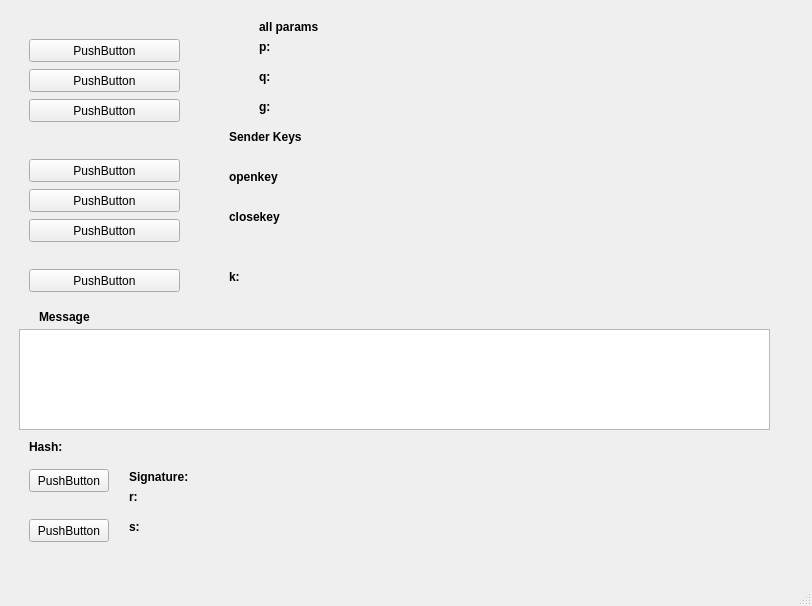
This is GUI/MainWindow.ui in atom20000/DSA as Qt 5 draws it before an edit. The edited form follows.
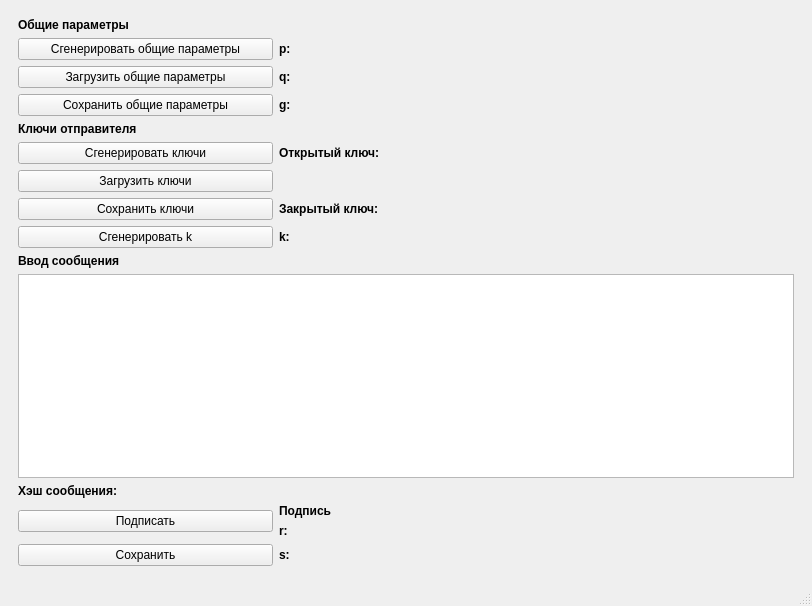
This is the edited form. The open tabs and pages were chosen to show the change.

Commit message: Finish design

```diff
--- a/GUI/MainWindow.ui
+++ b/GUI/MainWindow.ui
@@ -14,7 +14,7 @@
    <string>MainWindow</string>
   </property>
   <widget class="QWidget" name="centralwidget">
-   <layout class="QGridLayout" name="gridLayout">
+   <layout class="QGridLayout" name="gridLayout_4">
     <item row="0" column="0">
      <widget class="QStackedWidget" name="stackedWidget">
       <property name="currentIndex">
@@ -39,28 +39,9 @@
        </layout>
       </widget>
       <widget class="QWidget" name="pageSender">
-       <widget class="QPushButton" name="generateParamsButton">
-        <property name="geometry">
-         <rect>
-          <x>20</x>
-          <y>30</y>
-          <width>151</width>
-          <height>23</height>
-         </rect>
-        </property>
-        <property name="text">
-         <string>PushButton</string>
-        </property>
-       </widget>
-       <widget class="QLabel" name="p_sender">
-        <property name="geometry">
-         <rect>
-          <x>250</x>
-          <y>30</y>
-          <width>501</width>
-          <height>16</height>
-         </rect>
-        </property>
+       <layout class="QGridLayout" name="gridLayout_3">
+        <item row="9" column="0" colspan="3">
+         <widget class="QLabel" name="senderMessage">
         <property name="sizePolicy">
          <sizepolicy hsizetype="Preferred" vsizetype="Preferred">
           <horstretch>0</horstretch>
@@ -77,18 +58,19 @@
          <number>-2</number>
         </property>
         <property name="text">
-         <string>p:</string>
-        </property>
-       </widget>
+           <string>Ввод сообщения</string>
+          </property>
+         </widget>
+        </item>
+        <item row="5" column="0">
+         <widget class="QPushButton" name="generateKeysButton">
+          <property name="text">
+           <string>Сгенерировать ключи</string>
+          </property>
+         </widget>
+        </item>
+        <item row="2" column="1" colspan="2">
        <widget class="QLabel" name="q_sender">
-        <property name="geometry">
-         <rect>
-          <x>250</x>
-          <y>60</y>
-          <width>511</width>
-          <height>16</height>
-         </rect>
-        </property>
         <property name="sizePolicy">
          <sizepolicy hsizetype="Preferred" vsizetype="Preferred">
           <horstretch>0</horstretch>
@@ -108,97 +90,59 @@
          <string>q:</string>
         </property>
        </widget>
-       <widget class="QLabel" name="g_sender">
-        <property name="geometry">
-         <rect>
-          <x>250</x>
-          <y>90</y>
-          <width>521</width>
-          <height>16</height>
-         </rect>
-        </property>
-        <property name="sizePolicy">
-         <sizepolicy hsizetype="Preferred" vsizetype="Preferred">
-          <horstretch>0</horstretch>
-          <verstretch>0</verstretch>
-         </sizepolicy>
-        </property>
-        <property name="font">
-         <font>
-          <weight>75</weight>
-          <bold>true</bold>
-         </font>
-        </property>
-        <property name="lineWidth">
-         <number>-2</number>
-        </property>
-        <property name="text">
-         <string>g:</string>
-        </property>
-       </widget>
+        </item>
+        <item row="2" column="0">
        <widget class="QPushButton" name="uploadParamsButton">
-        <property name="geometry">
-         <rect>
-          <x>20</x>
-          <y>60</y>
-          <width>151</width>
-          <height>23</height>
-         </rect>
-        </property>
         <property name="text">
-         <string>PushButton</string>
-        </property>
-       </widget>
-       <widget class="QLabel" name="senderParams">
-        <property name="geometry">
-         <rect>
-          <x>250</x>
-          <y>10</y>
-          <width>501</width>
-          <height>16</height>
-         </rect>
-        </property>
-        <property name="sizePolicy">
-         <sizepolicy hsizetype="Preferred" vsizetype="Preferred">
-          <horstretch>0</horstretch>
-          <verstretch>0</verstretch>
-         </sizepolicy>
-        </property>
-        <property name="font">
-         <font>
-          <weight>75</weight>
-          <bold>true</bold>
-         </font>
-        </property>
-        <property name="lineWidth">
-         <number>-2</number>
-        </property>
+           <string>Загрузить общие параметры</string>
+          </property>
+         </widget>
+        </item>
+        <item row="14" column="0">
+         <widget class="QPushButton" name="saveButton">
         <property name="text">
-         <string>all params</string>
-        </property>
-       </widget>
+           <string>Сохранить</string>
+          </property>
+         </widget>
+        </item>
+        <item row="3" column="0">
        <widget class="QPushButton" name="saveParamsButton">
-        <property name="geometry">
-         <rect>
-          <x>20</x>
-          <y>90</y>
-          <width>151</width>
-          <height>23</height>
-         </rect>
-        </property>
+          <property name="text">
+           <string>Сохранить общие параметры</string>
+          </property>
+         </widget>
+        </item>
+        <item row="12" column="0" rowspan="2">
+         <widget class="QPushButton" name="signButton">
         <property name="text">
-         <string>PushButton</string>
-        </property>
-       </widget>
-       <widget class="QLabel" name="senderKeys">
-        <property name="geometry">
-         <rect>
-          <x>220</x>
-          <y>120</y>
-          <width>521</width>
-          <height>16</height>
-         </rect>
-        </property>
+           <string>Подписать</string>
+          </property>
+         </widget>
+        </item>
+        <item row="1" column="1" colspan="2">
+         <widget class="QLabel" name="p_sender">
+          <property name="sizePolicy">
+           <sizepolicy hsizetype="Preferred" vsizetype="Preferred">
+            <horstretch>0</horstretch>
+            <verstretch>0</verstretch>
+           </sizepolicy>
+          </property>
+          <property name="font">
+           <font>
+            <weight>75</weight>
+            <bold>true</bold>
+           </font>
+          </property>
+          <property name="lineWidth">
+           <number>-2</number>
+          </property>
+          <property name="text">
+           <string>p:</string>
+          </property>
+         </widget>
+        </item>
+        <item row="14" column="1" colspan="2">
+         <widget class="QLabel" name="s_sender">
         <property name="sizePolicy">
          <sizepolicy hsizetype="Preferred" vsizetype="Preferred">
           <horstretch>0</horstretch>
@@ -215,18 +159,73 @@
          <number>-2</number>
         </property>
         <property name="text">
-         <string>Sender Keys</string>
-        </property>
-       </widget>
+           <string>s:</string>
+          </property>
+         </widget>
+        </item>
+        <item row="12" column="1" colspan="2">
+         <widget class="QLabel" name="senderSignature">
+          <property name="sizePolicy">
+           <sizepolicy hsizetype="Preferred" vsizetype="Preferred">
+            <horstretch>0</horstretch>
+            <verstretch>0</verstretch>
+           </sizepolicy>
+          </property>
+          <property name="font">
+           <font>
+            <weight>75</weight>
+            <bold>true</bold>
+           </font>
+          </property>
+          <property name="lineWidth">
+           <number>-2</number>
+          </property>
+          <property name="text">
+           <string>Подпись</string>
+          </property>
+         </widget>
+        </item>
+        <item row="1" column="0">
+         <widget class="QPushButton" name="generateParamsButton">
+          <property name="text">
+           <string>Сгенерировать общие параметры</string>
+          </property>
+         </widget>
+        </item>
+        <item row="7" column="0">
+         <widget class="QPushButton" name="saveKeysButton">
+          <property name="text">
+           <string>Сохранить ключи</string>
+          </property>
+         </widget>
+        </item>
+        <item row="10" column="0" colspan="3">
+         <widget class="QTextEdit" name="textMessageSender"/>
+        </item>
+        <item row="13" column="1" colspan="2">
+         <widget class="QLabel" name="r_sender">
+          <property name="sizePolicy">
+           <sizepolicy hsizetype="Preferred" vsizetype="Preferred">
+            <horstretch>0</horstretch>
+            <verstretch>0</verstretch>
+           </sizepolicy>
+          </property>
+          <property name="font">
+           <font>
+            <weight>75</weight>
+            <bold>true</bold>
+           </font>
+          </property>
+          <property name="lineWidth">
+           <number>-2</number>
+          </property>
+          <property name="text">
+           <string>r:</string>
+          </property>
+         </widget>
+        </item>
+        <item row="5" column="1" colspan="2">
        <widget class="QLabel" name="senderPublicKey">
-        <property name="geometry">
-         <rect>
-          <x>220</x>
-          <y>160</y>
-          <width>521</width>
-          <height>16</height>
-         </rect>
-        </property>
         <property name="sizePolicy">
          <sizepolicy hsizetype="Preferred" vsizetype="Preferred">
           <horstretch>0</horstretch>
@@ -243,18 +242,12 @@
          <number>-2</number>
         </property>
         <property name="text">
-         <string>openkey</string>
-        </property>
-       </widget>
-       <widget class="QLabel" name="senderPrivatKey">
-        <property name="geometry">
-         <rect>
-          <x>220</x>
-          <y>200</y>
-          <width>521</width>
-          <height>16</height>
-         </rect>
-        </property>
+           <string>Открытый ключ:</string>
+          </property>
+         </widget>
+        </item>
+        <item row="11" column="0" colspan="3">
+         <widget class="QLabel" name="senderMessageHash">
         <property name="sizePolicy">
          <sizepolicy hsizetype="Preferred" vsizetype="Preferred">
           <horstretch>0</horstretch>
@@ -271,57 +264,48 @@
          <number>-2</number>
         </property>
         <property name="text">
-         <string>closekey</string>
-        </property>
-       </widget>
-       <widget class="QPushButton" name="generateKeysButton">
-        <property name="geometry">
-         <rect>
-          <x>20</x>
-          <y>150</y>
-          <width>151</width>
-          <height>23</height>
-         </rect>
-        </property>
-        <property name="text">
-         <string>PushButton</string>
-        </property>
-       </widget>
+           <string>Хэш сообщения:</string>
+          </property>
+         </widget>
+        </item>
+        <item row="6" column="0">
        <widget class="QPushButton" name="uploadKeysButton">
-        <property name="geometry">
-         <rect>
-          <x>20</x>
-          <y>180</y>
-          <width>151</width>
-          <height>23</height>
-         </rect>
-        </property>
         <property name="text">
-         <string>PushButton</string>
-        </property>
-       </widget>
-       <widget class="QPushButton" name="saveKeysButton">
-        <property name="geometry">
-         <rect>
-          <x>20</x>
-          <y>210</y>
-          <width>151</width>
-          <height>23</height>
-         </rect>
-        </property>
+           <string>Загрузить ключи</string>
+          </property>
+         </widget>
+        </item>
+        <item row="3" column="1" colspan="2">
+         <widget class="QLabel" name="g_sender">
+          <property name="sizePolicy">
+           <sizepolicy hsizetype="Preferred" vsizetype="Preferred">
+            <horstretch>0</horstretch>
+            <verstretch>0</verstretch>
+           </sizepolicy>
+          </property>
+          <property name="font">
+           <font>
+            <weight>75</weight>
+            <bold>true</bold>
+           </font>
+          </property>
+          <property name="lineWidth">
+           <number>-2</number>
+          </property>
         <property name="text">
-         <string>PushButton</string>
-        </property>
-       </widget>
+           <string>g:</string>
+          </property>
+         </widget>
+        </item>
+        <item row="8" column="0">
+         <widget class="QPushButton" name="generateKButton">
+          <property name="text">
+           <string>Сгенерировать k</string>
+          </property>
+         </widget>
+        </item>
+        <item row="8" column="1" colspan="2">
        <widget class="QLabel" name="senderRandK">
-        <property name="geometry">
-         <rect>
-          <x>220</x>
-          <y>260</y>
-          <width>521</width>
-          <height>16</height>
-         </rect>
-        </property>
         <property name="sizePolicy">
          <sizepolicy hsizetype="Preferred" vsizetype="Preferred">
           <horstretch>0</horstretch>
@@ -341,38 +325,31 @@
          <string>k:</string>
         </property>
        </widget>
-       <widget class="QPushButton" name="generateKButton">
-        <property name="geometry">
-         <rect>
-          <x>20</x>
-          <y>260</y>
-          <width>151</width>
-          <height>23</height>
-         </rect>
-        </property>
-        <property name="text">
-         <string>PushButton</string>
-        </property>
-       </widget>
-       <widget class="QTextEdit" name="textMessageSender">
-        <property name="geometry">
-         <rect>
-          <x>10</x>
-          <y>320</y>
-          <width>751</width>
-          <height>101</height>
-         </rect>
-        </property>
-       </widget>
-       <widget class="QLabel" name="senderMessage">
-        <property name="geometry">
-         <rect>
-          <x>30</x>
-          <y>300</y>
-          <width>521</width>
-          <height>16</height>
-         </rect>
-        </property>
+        </item>
+        <item row="4" column="0" colspan="3">
+         <widget class="QLabel" name="senderKeys">
+          <property name="sizePolicy">
+           <sizepolicy hsizetype="Preferred" vsizetype="Preferred">
+            <horstretch>0</horstretch>
+            <verstretch>0</verstretch>
+           </sizepolicy>
+          </property>
+          <property name="font">
+           <font>
+            <weight>75</weight>
+            <bold>true</bold>
+           </font>
+          </property>
+          <property name="lineWidth">
+           <number>-2</number>
+          </property>
+          <property name="text">
+           <string>Ключи отправителя</string>
+          </property>
+         </widget>
+        </item>
+        <item row="0" column="0" colspan="3">
+         <widget class="QLabel" name="senderParams">
         <property name="sizePolicy">
          <sizepolicy hsizetype="Preferred" vsizetype="Preferred">
           <horstretch>0</horstretch>
@@ -389,18 +366,12 @@
          <number>-2</number>
         </property>
         <property name="text">
-         <string>Message</string>
-        </property>
-       </widget>
-       <widget class="QLabel" name="senderMessageHash">
-        <property name="geometry">
-         <rect>
-          <x>20</x>
-          <y>430</y>
-          <width>521</width>
-          <height>16</height>
-         </rect>
-        </property>
+           <string>Общие параметры</string>
+          </property>
+         </widget>
+        </item>
+        <item row="7" column="1">
+         <widget class="QLabel" name="senderPrivatKey">
         <property name="sizePolicy">
          <sizepolicy hsizetype="Preferred" vsizetype="Preferred">
           <horstretch>0</horstretch>
@@ -417,121 +388,246 @@
          <number>-2</number>
         </property>
         <property name="text">
-         <string>Hash:</string>
-        </property>
-       </widget>
-       <widget class="QPushButton" name="signButton">
-        <property name="geometry">
-         <rect>
-          <x>20</x>
-          <y>460</y>
-          <width>80</width>
-          <height>23</height>
-         </rect>
+           <string>Закрытый ключ:</string>
+          </property>
+         </widget>
+        </item>
+       </layout>
+      </widget>
+      <widget class="QWidget" name="pageReciever">
+       <layout class="QGridLayout" name="gridLayout">
+        <item row="5" column="0" colspan="2">
+         <widget class="QLabel" name="signSender">
+          <property name="font">
+           <font>
+            <weight>75</weight>
+            <bold>true</bold>
+           </font>
         </property>
         <property name="text">
-         <string>PushButton</string>
-        </property>
-       </widget>
-       <widget class="QPushButton" name="saveButton">
-        <property name="geometry">
-         <rect>
-          <x>20</x>
-          <y>510</y>
-          <width>80</width>
-          <height>23</height>
-         </rect>
-        </property>
+           <string>Подпись отправителя</string>
+          </property>
+         </widget>
+        </item>
+        <item row="13" column="0">
+         <widget class="QPushButton" name="calculateButtonReciever">
         <property name="text">
-         <string>PushButton</string>
-        </property>
-       </widget>
-       <widget class="QLabel" name="senderSignature">
-        <property name="geometry">
-         <rect>
-          <x>120</x>
-          <y>460</y>
-          <width>521</width>
-          <height>16</height>
-         </rect>
-        </property>
-        <property name="sizePolicy">
-         <sizepolicy hsizetype="Preferred" vsizetype="Preferred">
-          <horstretch>0</horstretch>
-          <verstretch>0</verstretch>
-         </sizepolicy>
-        </property>
+           <string>Вычислить параметры</string>
+          </property>
+         </widget>
+        </item>
+        <item row="16" column="1" colspan="3">
+         <widget class="QLabel" name="v_Reciever">
+          <property name="font">
+           <font>
+            <weight>75</weight>
+            <bold>true</bold>
+           </font>
+          </property>
+          <property name="text">
+           <string>v:</string>
+          </property>
+         </widget>
+        </item>
+        <item row="0" column="0" colspan="4">
+         <widget class="QLabel" name="ParamsReciever">
         <property name="font">
          <font>
           <weight>75</weight>
           <bold>true</bold>
          </font>
         </property>
-        <property name="lineWidth">
-         <number>-2</number>
-        </property>
         <property name="text">
-         <string>Signature:</string>
-        </property>
-       </widget>
-       <widget class="QLabel" name="r_sender">
-        <property name="geometry">
-         <rect>
-          <x>120</x>
-          <y>480</y>
-          <width>521</width>
-          <height>16</height>
-         </rect>
-        </property>
-        <property name="sizePolicy">
-         <sizepolicy hsizetype="Preferred" vsizetype="Preferred">
-          <horstretch>0</horstretch>
-          <verstretch>0</verstretch>
-         </sizepolicy>
-        </property>
+           <string>Общие параметры и открытый ключ отправителя</string>
+          </property>
+         </widget>
+        </item>
+        <item row="13" column="1" colspan="3">
+         <widget class="QLabel" name="u1_Reciever">
+          <property name="font">
+           <font>
+            <weight>75</weight>
+            <bold>true</bold>
+           </font>
+          </property>
+          <property name="text">
+           <string>u1:</string>
+          </property>
+         </widget>
+        </item>
+        <item row="12" column="1" colspan="3">
+         <widget class="QLabel" name="w_Reciever">
         <property name="font">
          <font>
           <weight>75</weight>
           <bold>true</bold>
          </font>
         </property>
-        <property name="lineWidth">
-         <number>-2</number>
-        </property>
         <property name="text">
-         <string>r:</string>
-        </property>
-       </widget>
-       <widget class="QLabel" name="s_sender">
-        <property name="geometry">
-         <rect>
-          <x>120</x>
-          <y>510</y>
-          <width>521</width>
-          <height>16</height>
-         </rect>
-        </property>
-        <property name="sizePolicy">
-         <sizepolicy hsizetype="Preferred" vsizetype="Preferred">
-          <horstretch>0</horstretch>
-          <verstretch>0</verstretch>
-         </sizepolicy>
-        </property>
+           <string>w:</string>
+          </property>
+         </widget>
+        </item>
+        <item row="14" column="1" colspan="3">
+         <widget class="QLabel" name="u2_Reciever">
+          <property name="font">
+           <font>
+            <weight>75</weight>
+            <bold>true</bold>
+           </font>
+          </property>
+          <property name="text">
+           <string>u2:</string>
+          </property>
+         </widget>
+        </item>
+        <item row="7" column="1" colspan="3">
+         <widget class="QLabel" name="s_reciever">
         <property name="font">
          <font>
           <weight>75</weight>
           <bold>true</bold>
          </font>
         </property>
-        <property name="lineWidth">
-         <number>-2</number>
-        </property>
         <property name="text">
          <string>s:</string>
         </property>
        </widget>
-      </widget>
-      <widget class="QWidget" name="pageReciever"/>
+        </item>
+        <item row="3" column="1" colspan="3">
+         <widget class="QLabel" name="g_Reciever">
+          <property name="font">
+           <font>
+            <weight>75</weight>
+            <bold>true</bold>
+           </font>
+          </property>
+          <property name="text">
+           <string>g:</string>
+          </property>
+         </widget>
+        </item>
+        <item row="4" column="1" colspan="3">
+         <widget class="QLabel" name="publicKeySender">
+          <property name="font">
+           <font>
+            <weight>75</weight>
+            <bold>true</bold>
+           </font>
+          </property>
+          <property name="text">
+           <string>Открытый ключ:</string>
+          </property>
+         </widget>
+        </item>
+        <item row="8" column="0" colspan="4">
+         <widget class="QLabel" name="messageReciever">
+          <property name="font">
+           <font>
+            <weight>75</weight>
+            <bold>true</bold>
+           </font>
+          </property>
+          <property name="text">
+           <string>Полученное сообщение</string>
+          </property>
+         </widget>
+        </item>
+        <item row="2" column="1" colspan="3">
+         <widget class="QLabel" name="q_Reciever">
+          <property name="font">
+           <font>
+            <weight>75</weight>
+            <bold>true</bold>
+           </font>
+          </property>
+          <property name="text">
+           <string>q:</string>
+          </property>
+         </widget>
+        </item>
+        <item row="6" column="1" colspan="3">
+         <widget class="QLabel" name="r_reciever">
+          <property name="font">
+           <font>
+            <weight>75</weight>
+            <bold>true</bold>
+           </font>
+          </property>
+          <property name="text">
+           <string>r:</string>
+          </property>
+         </widget>
+        </item>
+        <item row="15" column="0" colspan="2">
+         <widget class="QLabel" name="checkReciever">
+          <property name="font">
+           <font>
+            <weight>75</weight>
+            <bold>true</bold>
+           </font>
+          </property>
+          <property name="text">
+           <string>Проверка подписи</string>
+          </property>
+         </widget>
+        </item>
+        <item row="1" column="1" colspan="3">
+         <widget class="QLabel" name="p_Reciever">
+          <property name="font">
+           <font>
+            <weight>75</weight>
+            <bold>true</bold>
+           </font>
+          </property>
+          <property name="text">
+           <string>p:</string>
+          </property>
+         </widget>
+        </item>
+        <item row="16" column="0">
+         <widget class="QPushButton" name="checkButtonReciever">
+          <property name="text">
+           <string>Проверить подпись</string>
+          </property>
+         </widget>
+        </item>
+        <item row="9" column="0" colspan="4">
+         <widget class="QTextEdit" name="textMessage">
+          <property name="textInteractionFlags">
+           <set>Qt::TextSelectableByKeyboard|Qt::TextSelectableByMouse</set>
+          </property>
+         </widget>
+        </item>
+        <item row="11" column="0">
+         <widget class="QLabel" name="params_Reciever">
+          <property name="font">
+           <font>
+            <weight>75</weight>
+            <bold>true</bold>
+           </font>
+          </property>
+          <property name="text">
+           <string>Вычисляемые параметры</string>
+          </property>
+         </widget>
+        </item>
+        <item row="2" column="0" rowspan="2">
+         <widget class="QPushButton" name="uploadParamsKeyButton">
+          <property name="text">
+           <string>Загрузить параметры и ключ</string>
+          </property>
+         </widget>
+        </item>
+        <item row="6" column="0">
+         <widget class="QPushButton" name="uploadButtonReciever">
+          <property name="text">
+           <string>Загрузить сообщение</string>
+          </property>
+         </widget>
+        </item>
+       </layout>
+      </widget>
      </widget>
     </item>
    </layout>
```
Left out of the diff: 2 changed lines with no effect on the pictures. Lines whose indentation alone changed are shown as unchanged. The commit also changes 1 other file.
